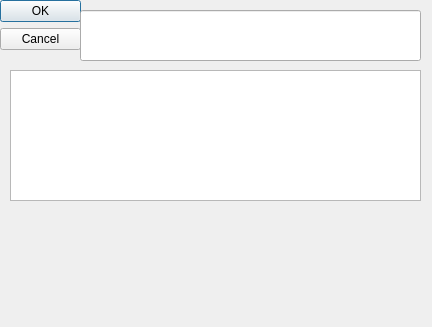
Qt form ProjectGUI.ui (CoryKornowicz/MathProject) before a commit.
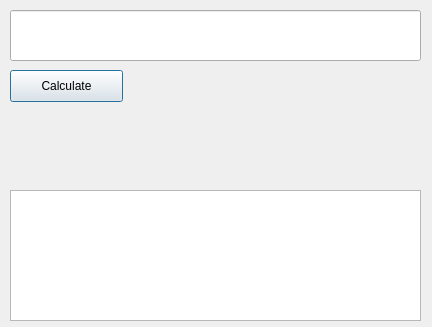
The same form after that commit.

Commit message: Takes in Dialog and parses text

Patch:
```diff
--- a/ProjectGUI.ui
+++ b/ProjectGUI.ui
@@ -13,28 +13,12 @@
   <property name="windowTitle">
    <string>Dialog</string>
   </property>
-  <widget class="QDialogButtonBox" name="buttoBox">
-   <property name="geometry">
-    <rect>
-     <x>0</x>
-     <y>0</y>
-     <width>81</width>
-     <height>71</height>
-    </rect>
-   </property>
-   <property name="orientation">
-    <enum>Qt::Vertical</enum>
-   </property>
-   <property name="standardButtons">
-    <set>QDialogButtonBox::Cancel|QDialogButtonBox::Ok</set>
-   </property>
-  </widget>
   <widget class="QLineEdit" name="lineEdit">
    <property name="geometry">
     <rect>
-     <x>80</x>
+     <x>10</x>
      <y>10</y>
-     <width>341</width>
+     <width>411</width>
      <height>51</height>
     </rect>
    </property>
@@ -43,12 +27,25 @@
    <property name="geometry">
     <rect>
      <x>10</x>
-     <y>70</y>
+     <y>190</y>
      <width>411</width>
      <height>131</height>
     </rect>
    </property>
   </widget>
+  <widget class="QPushButton" name="calculateButton">
+   <property name="geometry">
+    <rect>
+     <x>10</x>
+     <y>70</y>
+     <width>113</width>
+     <height>32</height>
+    </rect>
+   </property>
+   <property name="text">
+    <string>Calculate</string>
+   </property>
+  </widget>
  </widget>
  <resources/>
  <connections>
```
Left out of the diff: 35 changed lines with no effect on the pictures. The commit also changes 3 other files.
